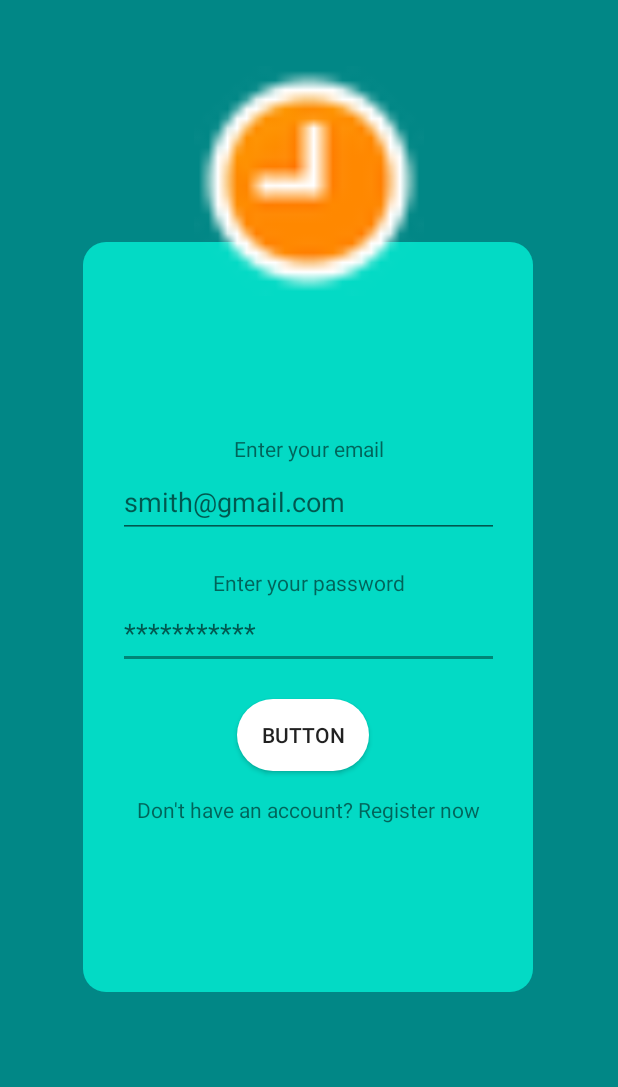
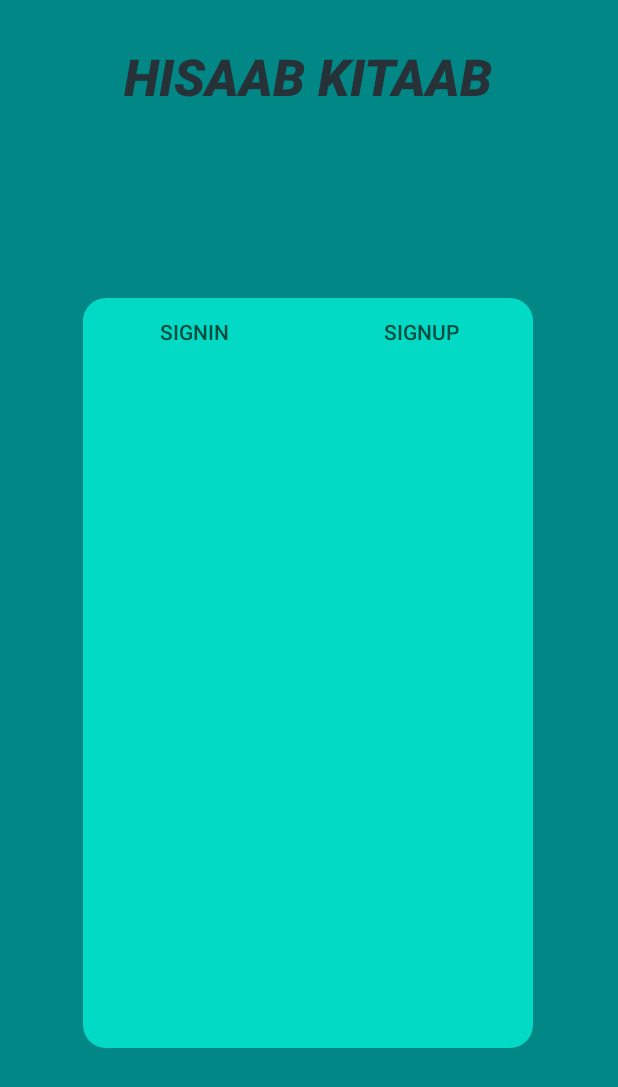
Before and after one commit to SaadNiaziDev/Hisaab_Kitaab, an Android app: the screen it shows after launch (MainActivity), on a phone screen of 412 x 824 dp. Shown: the top 1087 px of the screen. Run offline under Robolectric (Android 15) with nearby library versions, the phone set to English and light mode, and no system bars.

Commit message:
fragment added

```diff
--- a/app/src/main/java/com/example/hisaab_kitaab/MainActivity.java
+++ b/app/src/main/java/com/example/hisaab_kitaab/MainActivity.java
@@ -9,18 +9,17 @@ import android.widget.Button;
 import android.widget.TextView;
 
 public class MainActivity extends AppCompatActivity {
-    Button login;
+    Button signInB,signUpBtn;
     TextView email,password;
     @Override
     protected void onCreate(Bundle savedInstanceState) {
         super.onCreate(savedInstanceState);
         setContentView(R.layout.activity_main);
-        login = findViewById(R.id.signInBTN);
+        View login = findViewById(R.id.signInBtn);
         login.setOnClickListener(new View.OnClickListener() {
             @Override
             public void onClick(View view) {
-                Intent intent = new Intent(getApplicationContext(), HomeScreen.class);
-                startActivity(intent);
+                getSupportFragmentManager().beginTransaction().replace(R.id.fragmentLayout,new SignInFragment()).commit();
             }
         });
     }
--- a/app/src/main/res/layout/activity_main.xml
+++ b/app/src/main/res/layout/activity_main.xml
@@ -18,96 +18,66 @@
         app:layout_constraintEnd_toEndOf="parent"
         app:layout_constraintHorizontal_bias="0.454"
         app:layout_constraintStart_toStartOf="parent"
-        app:layout_constraintTop_toTopOf="parent"
-        app:layout_constraintVertical_bias="0.497">
+        app:layout_constraintTop_toBottomOf="@+id/logoText">
 
-        <Button
-            android:id="@+id/signInBTN"
-            android:layout_width="wrap_content"
-            android:layout_height="wrap_content"
-            android:layout_marginTop="20dp"
-            android:text="Button"
-            app:layout_constraintEnd_toEndOf="parent"
-            app:layout_constraintHorizontal_bias="0.485"
-            app:layout_constraintStart_toStartOf="parent"
-            android:background="@drawable/button_bg"
-            app:layout_constraintTop_toBottomOf="@+id/editTextTextPersonName2" />
-
-        <EditText
-            android:id="@+id/editTextTextPersonName2"
-            android:layout_width="254dp"
-            android:layout_height="48dp"
-            android:ems="10"
-            android:hint="***********"
-            android:inputType="textPersonName"
-            app:layout_constraintEnd_toEndOf="parent"
-            app:layout_constraintHorizontal_bias="0.511"
-            app:layout_constraintStart_toStartOf="parent"
-            app:layout_constraintTop_toBottomOf="@+id/textView3"
-            tools:ignore="TextContrastCheck" />
-
-        <TextView
-            android:id="@+id/textView"
-            android:layout_width="wrap_content"
-            android:layout_height="wrap_content"
-            android:layout_marginTop="16dp"
-            android:backgroundTint="#331010"
-            android:text="Don't have an account? Register now"
+        <LinearLayout
+            android:id="@+id/linearLayout"
+            android:layout_width="303dp"
+            android:layout_height="45dp"
+            android:orientation="horizontal"
             app:layout_constraintEnd_toEndOf="parent"
             app:layout_constraintStart_toStartOf="parent"
-            app:layout_constraintTop_toBottomOf="@+id/signInBTN"
-            tools:ignore="TextContrastCheck" />
+            app:layout_constraintTop_toTopOf="parent">
 
-        <EditText
-            android:id="@+id/editTextTextPersonName"
-            android:layout_width="254dp"
-            android:layout_height="48dp"
-            android:layout_marginTop="2dp"
-            android:ems="10"
-            android:hint="smith@gmail.com"
-            android:inputType="textPersonName"
-            android:minHeight="48dp"
+            <Button
+                android:id="@+id/signInBtn"
+                style="?android:attr/buttonBarButtonStyle"
+                android:layout_width="wrap_content"
+                android:layout_height="wrap_content"
+                android:layout_weight="1"
+                android:text="@string/signin"
+                android:textColor="#004D40"
+                tools:ignore="TouchTargetSizeCheck" />
+
+            <Button
+                android:id="@+id/signUpBtn"
+                style="?android:attr/buttonBarButtonStyle"
+                android:layout_width="wrap_content"
+                android:layout_height="wrap_content"
+                android:layout_weight="1"
+                android:text="@string/signup"
+                android:textColor="#004D40"
+                tools:ignore="TouchTargetSizeCheck" />
+        </LinearLayout>
+
+        <androidx.constraintlayout.widget.ConstraintLayout
+            android:id="@+id/fragmentLayout"
+            android:layout_width="0dp"
+            android:layout_height="0dp"
+            app:layout_constraintBottom_toBottomOf="parent"
             app:layout_constraintEnd_toEndOf="parent"
+            app:layout_constraintHorizontal_bias="1.0"
             app:layout_constraintStart_toStartOf="parent"
-            app:layout_constraintTop_toBottomOf="@+id/textView2"
-            tools:ignore="TextContrastCheck" />
+            app:layout_constraintTop_toBottomOf="@+id/linearLayout"
+            app:layout_constraintVertical_bias="0.0">
 
-        <TextView
-            android:id="@+id/textView2"
-            android:layout_width="wrap_content"
-            android:layout_height="wrap_content"
-            android:layout_marginTop="128dp"
-            android:text="Enter your email"
-            app:layout_constraintEnd_toEndOf="parent"
-            app:layout_constraintHorizontal_bias="0.502"
-            app:layout_constraintStart_toStartOf="parent"
-            app:layout_constraintTop_toTopOf="parent" />
-
-        <TextView
-            android:id="@+id/textView3"
-            android:layout_width="wrap_content"
-            android:layout_height="wrap_content"
-            android:layout_marginTop="20dp"
-            android:text="Enter your password"
-            app:layout_constraintEnd_toEndOf="parent"
-            app:layout_constraintHorizontal_bias="0.502"
-            app:layout_constraintStart_toStartOf="parent"
-            app:layout_constraintTop_toBottomOf="@+id/editTextTextPersonName"
-            tools:ignore="TextContrastCheck" />
+        </androidx.constraintlayout.widget.ConstraintLayout>
 
     </androidx.constraintlayout.widget.ConstraintLayout>
 
-    <ImageView
-        android:id="@+id/imageView"
-        android:layout_width="185dp"
-        android:layout_height="153dp"
-        android:layout_marginTop="44dp"
-        android:contentDescription="hheeeh"
+    <TextView
+        android:id="@+id/logoText"
+        android:layout_width="wrap_content"
+        android:layout_height="wrap_content"
+        android:layout_marginTop="28dp"
+        android:fontFamily="sans-serif-black"
+        android:text="@string/hisaab_kitaab"
+        android:textColor="#263238"
+        android:textSize="34sp"
+        android:textStyle="bold|italic"
         app:layout_constraintEnd_toEndOf="parent"
+        app:layout_constraintHorizontal_bias="0.497"
         app:layout_constraintStart_toStartOf="parent"
-        app:layout_constraintTop_toTopOf="parent"
-        app:srcCompat="@android:drawable/presence_away"
-        tools:ignore="ImageContrastCheck"
-        tools:srcCompat="@android:drawable/presence_away" />
+        app:layout_constraintTop_toTopOf="parent" />
 
 </androidx.constraintlayout.widget.ConstraintLayout>
--- /dev/null
+++ b/app/src/main/res/values/dimens.xml
@@ -0,0 +1,5 @@
+<resources>
+    <!-- Default screen margins, per the Android Design guidelines. -->
+ <dimen name="fragment_horizontal_margin">16dp</dimen>
+ <dimen name="fragment_vertical_margin">16dp</dimen>
+</resources>
```
Also changed, not shown: app/build.gradle (+7 -0 lines), app/src/main/java/com/example/hisaab_kitaab/SignInFragment.java (added, +64 -0 lines), app/src/main/res/layout/fragment_sign_in.xml (added, +73 -0 lines), app/src/main/res/values/strings.xml (+17 -0 lines).
